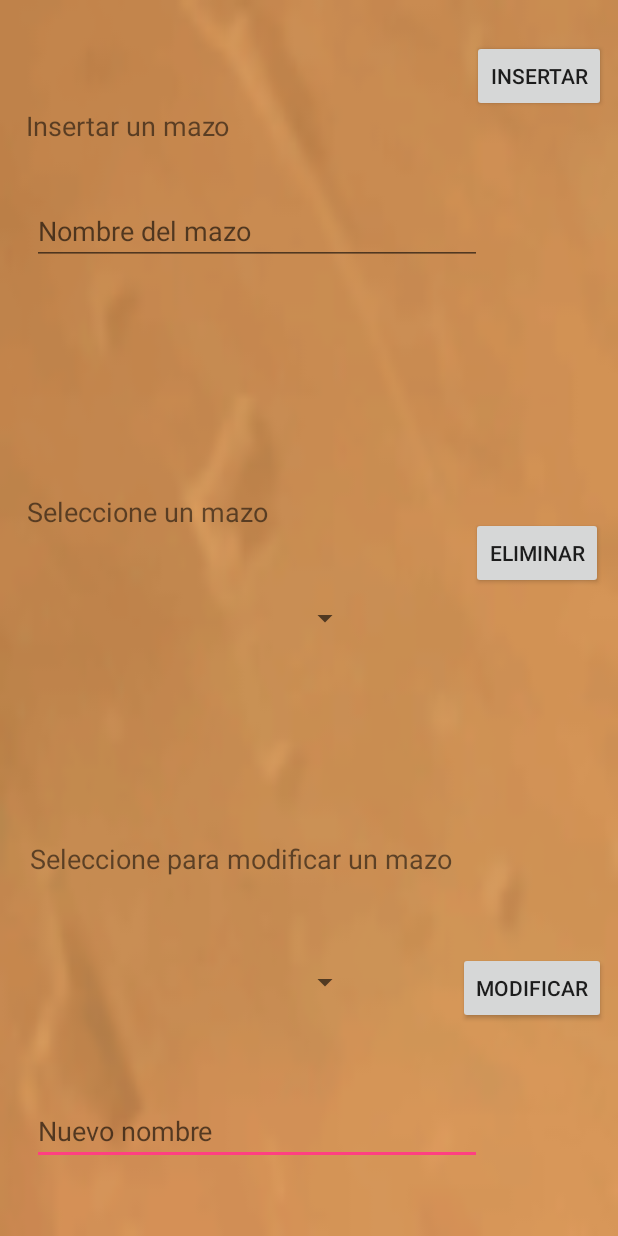
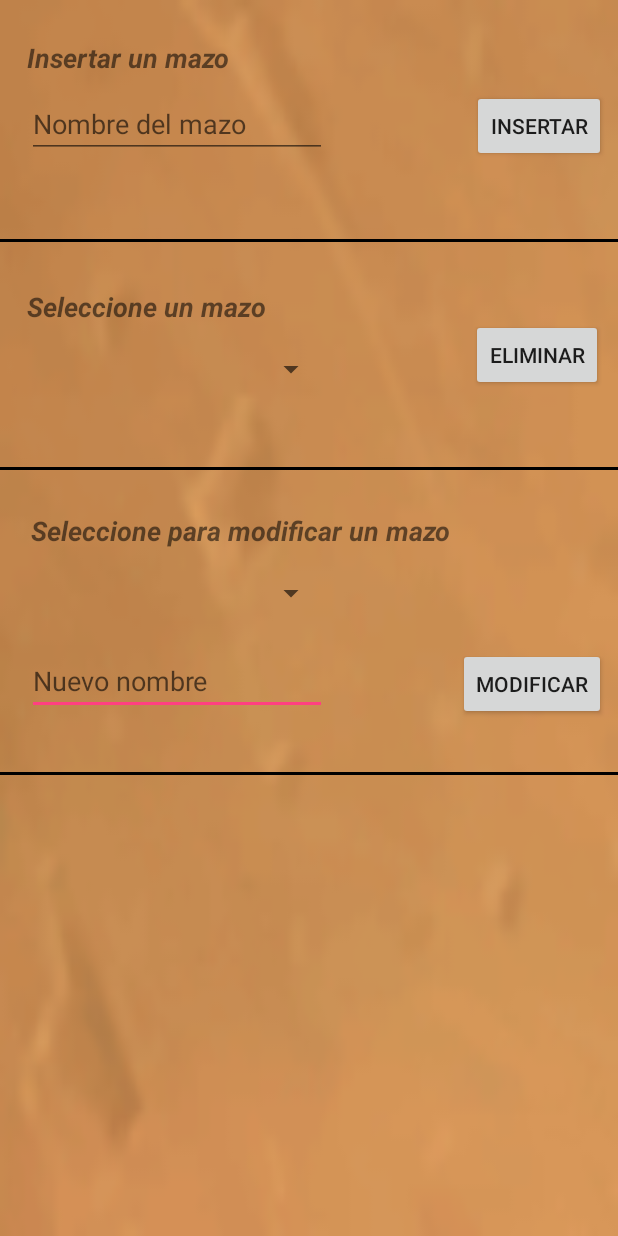
Before and after one commit to Cristoto/HearthStoneInfoApp, an Android app: the layout content_insertar_mazo.xml on its own in the app's theme, with its tools: preview values and no code run, on a phone screen of 412 x 824 dp. Run offline under Robolectric (Android 15) with nearby library versions, the phone set to English and light mode, and no system bars.

Commit message:
Hecho insertar mazo. Terminadas las comprobaciones a la hora de insertar el mazo, y hecha una interfaz más agradable.

```diff
--- a/app/src/main/java/com/hsi/hearthstoneinfo/InsertarMazo.java
+++ b/app/src/main/java/com/hsi/hearthstoneinfo/InsertarMazo.java
@@ -61,6 +61,7 @@ public class InsertarMazo extends AppCompatActivity {
 
     /**
      * Botón insertar, se recoge el string del EditText de la interfaz, y se hace la inserción en la base de datos.
+     * No se permiten mazos con nombres iguales, se hace la comprobación.
      * @param view
      */
     public void onInsertarButtonAction(View view){
--- a/app/src/main/res/layout/content_insertar_mazo.xml
+++ b/app/src/main/res/layout/content_insertar_mazo.xml
@@ -15,12 +15,49 @@
         android:layout_height="wrap_content"
         android:text="@string/insertarMazo_modificar_text"
         android:textSize="18sp"
+        android:textStyle="bold|italic"
         app:layout_constraintBottom_toBottomOf="parent"
         app:layout_constraintEnd_toEndOf="parent"
         app:layout_constraintHorizontal_bias="0.155"
         app:layout_constraintStart_toStartOf="parent"
         app:layout_constraintTop_toTopOf="parent"
-        app:layout_constraintVertical_bias="0.701" />
+        app:layout_constraintVertical_bias="0.427" />
+
+    <View
+        android:id="@+id/linea1"
+        android:layout_width="match_parent"
+        android:layout_height="2dp"
+        android:background="@android:color/black"
+        app:layout_constraintBottom_toBottomOf="parent"
+        app:layout_constraintEnd_toEndOf="parent"
+        app:layout_constraintHorizontal_bias="0.0"
+        app:layout_constraintStart_toStartOf="parent"
+        app:layout_constraintTop_toTopOf="parent"
+        app:layout_constraintVertical_bias="0.194" />
+
+    <View
+        android:id="@+id/linea2"
+        android:layout_width="match_parent"
+        android:layout_height="2dp"
+        android:background="@android:color/black"
+        app:layout_constraintBottom_toBottomOf="parent"
+        app:layout_constraintEnd_toEndOf="parent"
+        app:layout_constraintHorizontal_bias="1.0"
+        app:layout_constraintStart_toStartOf="parent"
+        app:layout_constraintTop_toTopOf="parent"
+        app:layout_constraintVertical_bias="0.379" />
+
+    <View
+        android:id="@+id/linea3"
+        android:layout_width="match_parent"
+        android:layout_height="2dp"
+        android:background="@android:color/black"
+        app:layout_constraintBottom_toBottomOf="parent"
+        app:layout_constraintEnd_toEndOf="parent"
+        app:layout_constraintHorizontal_bias="1.0"
+        app:layout_constraintStart_toStartOf="parent"
+        app:layout_constraintTop_toTopOf="parent"
+        app:layout_constraintVertical_bias="0.626" />
 
     <TextView
         android:id="@+id/insertarText"
@@ -28,12 +65,13 @@
         android:layout_height="20dp"
         android:text="@string/insertarMazo_insertar_text"
         android:textSize="18sp"
+        android:textStyle="bold|italic"
         app:layout_constraintBottom_toBottomOf="parent"
         app:layout_constraintEnd_toEndOf="parent"
         app:layout_constraintHorizontal_bias="0.064"
         app:layout_constraintStart_toStartOf="parent"
         app:layout_constraintTop_toTopOf="parent"
-        app:layout_constraintVertical_bias="0.089" />
+        app:layout_constraintVertical_bias="0.032" />
 
     <TextView
         android:id="@+id/eliminarText"
@@ -41,40 +79,41 @@
         android:layout_height="wrap_content"
         android:text="@string/insertarMazo_eliminar_text"
         android:textSize="18sp"
+        android:textStyle="bold|italic"
         app:layout_constraintBottom_toBottomOf="parent"
         app:layout_constraintEnd_toEndOf="parent"
         app:layout_constraintHorizontal_bias="0.071"
         app:layout_constraintStart_toStartOf="parent"
         app:layout_constraintTop_toTopOf="parent"
-        app:layout_constraintVertical_bias="0.411" />
+        app:layout_constraintVertical_bias="0.24" />
 
     <EditText
         android:id="@+id/modificarEditText"
-        android:layout_width="300dp"
+        android:layout_width="200dp"
         android:layout_height="wrap_content"
         android:ems="10"
         android:hint="@string/insertarMazo_modificar_hint"
         android:inputType="textPersonName"
         app:layout_constraintBottom_toBottomOf="parent"
         app:layout_constraintEnd_toEndOf="parent"
-        app:layout_constraintHorizontal_bias="0.19"
+        app:layout_constraintHorizontal_bias="0.086"
         app:layout_constraintStart_toStartOf="parent"
         app:layout_constraintTop_toTopOf="parent"
-        app:layout_constraintVertical_bias="0.939" />
+        app:layout_constraintVertical_bias="0.554" />
 
     <EditText
         android:id="@+id/insertarEditText"
-        android:layout_width="300dp"
+        android:layout_width="200dp"
         android:layout_height="wrap_content"
         android:ems="10"
         android:hint="@string/insertarMazo_insertar_hint"
         android:inputType="textPersonName"
         app:layout_constraintBottom_toBottomOf="parent"
         app:layout_constraintEnd_toEndOf="parent"
-        app:layout_constraintHorizontal_bias="0.19"
+        app:layout_constraintHorizontal_bias="0.086"
         app:layout_constraintStart_toStartOf="parent"
         app:layout_constraintTop_toTopOf="parent"
-        app:layout_constraintVertical_bias="0.169" />
+        app:layout_constraintVertical_bias="0.077" />
 
     <Button
         android:id="@+id/insertarButton"
@@ -87,7 +126,7 @@
         app:layout_constraintHorizontal_bias="0.976"
         app:layout_constraintStart_toStartOf="parent"
         app:layout_constraintTop_toTopOf="parent"
-        app:layout_constraintVertical_bias="0.034" />
+        app:layout_constraintVertical_bias="0.077" />
 
     <Button
         android:id="@+id/eliminarButton"
@@ -100,7 +139,7 @@
         app:layout_constraintHorizontal_bias="0.969"
         app:layout_constraintStart_toStartOf="parent"
         app:layout_constraintTop_toTopOf="parent"
-        app:layout_constraintVertical_bias="0.444" />
+        app:layout_constraintVertical_bias="0.274" />
 
     <Button
         android:id="@+id/modificarButton"
@@ -113,26 +152,27 @@
         app:layout_constraintHorizontal_bias="0.975"
         app:layout_constraintStart_toStartOf="parent"
         app:layout_constraintTop_toTopOf="parent"
-        app:layout_constraintVertical_bias="0.818" />
+        app:layout_constraintVertical_bias="0.557" />
 
     <Spinner
         android:id="@+id/eliminarMazoSpinner"
-        android:layout_width="222dp"
+        android:layout_width="200dp"
         android:layout_height="25dp"
         app:layout_constraintBottom_toBottomOf="parent"
         app:layout_constraintEnd_toEndOf="parent"
-        app:layout_constraintHorizontal_bias="0.098"
+        app:layout_constraintHorizontal_bias="0.086"
         app:layout_constraintStart_toStartOf="parent"
-        app:layout_constraintTop_toTopOf="parent" />
+        app:layout_constraintTop_toTopOf="parent"
+        app:layout_constraintVertical_bias="0.292" />
 
     <Spinner
         android:id="@+id/modificarMazoSpinner"
-        android:layout_width="222dp"
+        android:layout_width="200dp"
         android:layout_height="25dp"
         app:layout_constraintBottom_toBottomOf="parent"
         app:layout_constraintEnd_toEndOf="parent"
-        app:layout_constraintHorizontal_bias="0.098"
+        app:layout_constraintHorizontal_bias="0.086"
         app:layout_constraintStart_toStartOf="parent"
         app:layout_constraintTop_toTopOf="parent"
-        app:layout_constraintVertical_bias="0.804" />
+        app:layout_constraintVertical_bias="0.479" />
 </android.support.constraint.ConstraintLayout>
```
